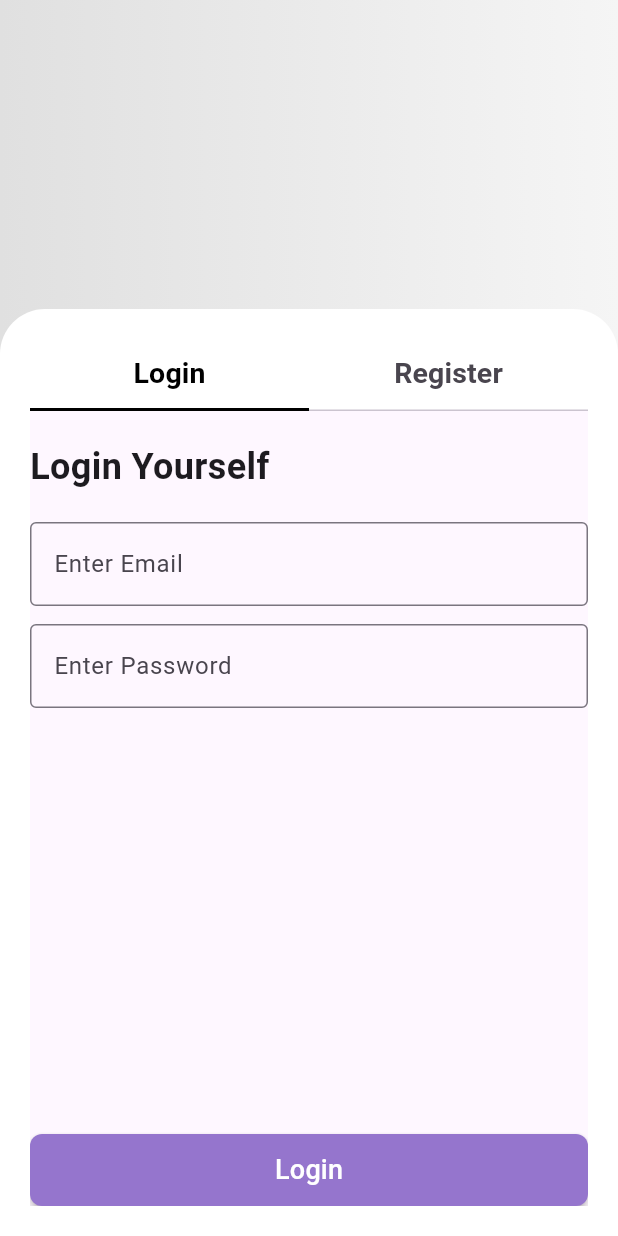
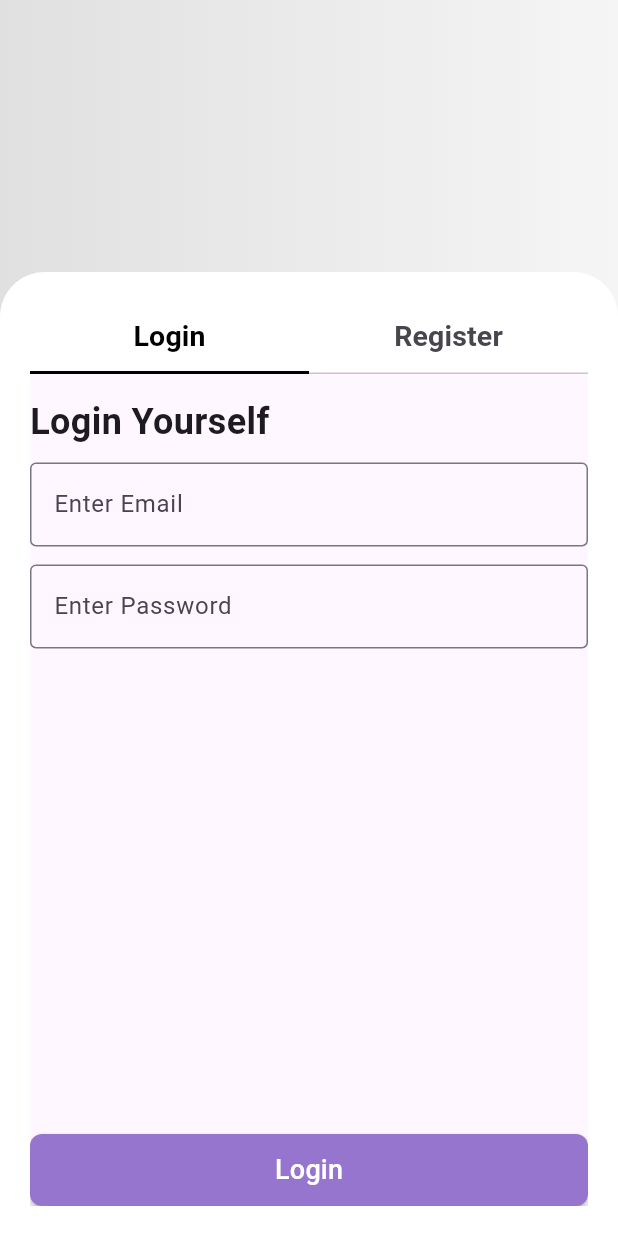
Before and after one commit to Mohassan521/Sehat-App-FYP, a Flutter app: the screen it shows after launch, on a phone screen of 412 x 824 dp. Run offline on Flutter 3.47's test engine with Material 3 defaults, Android fonts, the light colour scheme and no system bars; our stand-ins replace cloud_firestore, dash_chat_2, file_picker, firebase_auth, firebase_core, firebase_storage and 5 more; missing offline and left inert: syncfusion_flutter_pdfviewer; accounts and stored records are empty.

Commit message:
video call feature implementation in progress

```diff
--- a/lib/screens/chatRoom.dart
+++ b/lib/screens/chatRoom.dart
@@ -143,6 +143,12 @@ class _ChatRoomState extends State<ChatRoom> {
           elevation: 0,
           automaticallyImplyLeading: false,
           backgroundColor: Colors.white,
+          actions: [
+            IconButton(onPressed: (){
+              // print("Current user and other user ID: ${currentUser!.id} ${otherUser!.id}");
+
+            }, icon: Icon(Icons.call))
+          ],
           flexibleSpace: SafeArea(
             child: Container(
               padding: const EdgeInsets.only(right: 16),
--- a/lib/screens/frontPage.dart
+++ b/lib/screens/frontPage.dart
@@ -43,7 +43,7 @@ class _FrontPageState extends State<FrontPage> {
       Column(
         children: [
           SizedBox(
-            height: MediaQuery.of(context).size.height * 0.25,
+            height: MediaQuery.of(context).size.height * 0.22,
           ),
           Expanded(
             child: Container(
--- a/lib/widgets/drawer.dart
+++ b/lib/widgets/drawer.dart
@@ -354,12 +354,12 @@ class MyDrawer extends StatelessWidget {
                   ),
                   InkWell(
                     onTap: () {
-                      Navigator.push(context, MaterialPageRoute(builder: (context) => PatientChats(fullName: full_name,)));
+
                     },
                     child: Row(
                       children: [
                         Icon(
-                          Icons.chat,
+                          Icons.medication,
                           color: Colors.black,
                           size: 24,
                         ),
--- a/lib/widgets/loginScreen.dart
+++ b/lib/widgets/loginScreen.dart
@@ -81,13 +81,13 @@ class _LoginPageState extends State<LoginPage> {
             // mainAxisAlignment: MainAxisAlignment.spaceEvenly,
             crossAxisAlignment: CrossAxisAlignment.start,
             children: [
-              SizedBox(height: 20),
+              SizedBox(height: 15),
               Text(
                 "Login Yourself",
                 style: TextStyle(fontSize: 24, fontWeight: FontWeight.bold),
               ),
               // SizedBox(height: 10),
-              SizedBox(height: 20),
+              SizedBox(height: 10),
               TextFormField(
                 controller: emailController,
                 decoration: InputDecoration(
@@ -107,9 +107,9 @@ class _LoginPageState extends State<LoginPage> {
               ),
             ],
           ),
-          SizedBox(
-            height: 30,
-          ),
+          // SizedBox(
+          //   height: 30,
+          // ),
           MaterialButton(
             onPressed: () {
               signIn(emailController.text, passwordController.text);
--- a/lib/widgets/registerScreen.dart
+++ b/lib/widgets/registerScreen.dart
@@ -147,8 +147,8 @@ class _RegisterPageState extends State<RegisterPage> {
               ),),
               minWidth: double.infinity,
             padding: EdgeInsets.symmetric(vertical: 11),
-            textColor: Colors.black,
-            color: Color(0xfff89255),
+            textColor: Colors.white,
+            color: Colors.deepPurple.shade300,
             shape:
                 RoundedRectangleBorder(borderRadius: BorderRadius.circular(8)),
             ),
--- a/pubspec.yaml
+++ b/pubspec.yaml
@@ -51,6 +51,7 @@ dependencies:
   syncfusion_flutter_pdfviewer: ^27.1.53
   path_provider: ^2.1.4
   mime: ^1.0.6
+  agora_rtc_engine: ^6.3.2
 
 dev_dependencies:
   flutter_test:
```
Also changed, not shown: pubspec.lock.
